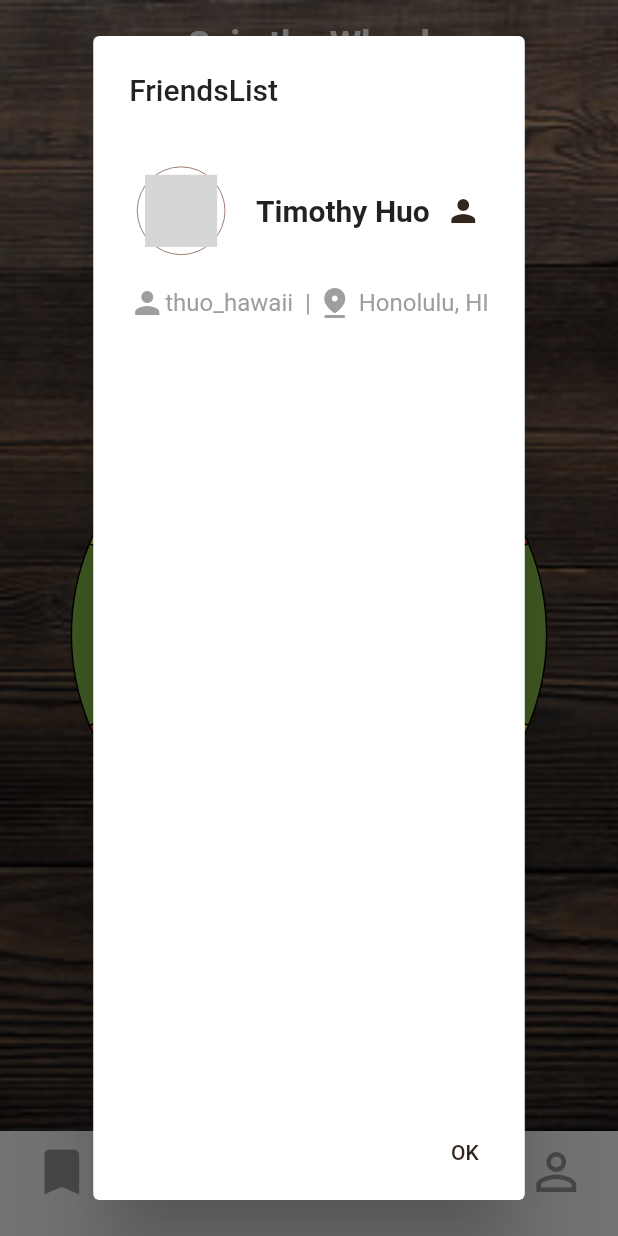
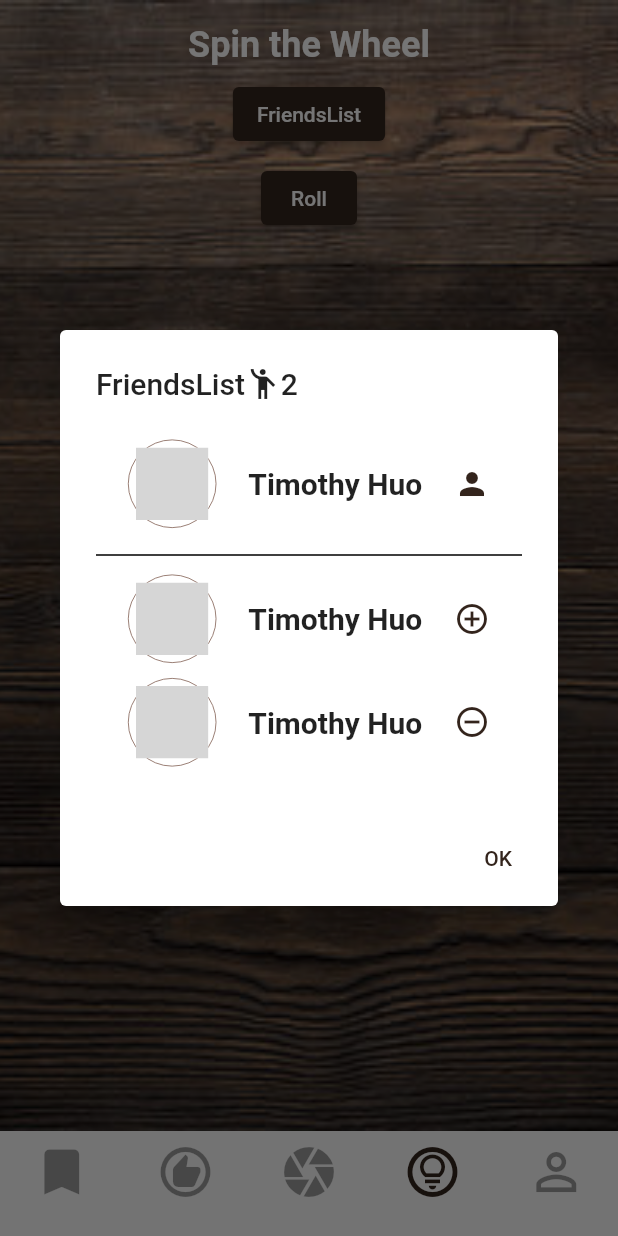
Before and after one commit to TaDish-App/TaDish, a Flutter app: the HomeView screen opened by its route, item 4 of the bottom bar chosen, after a tap on "FriendsList", on a phone screen of 412 x 824 dp. Run offline on Flutter 3.47's test engine with Material 2 defaults, Android fonts, the phone set to English and light mode, and no system bars; drawn by our look-alikes of flutter_fortune_wheel; our stand-ins replace confetti, flutter_hooks, flutter_rating_bar, image_cropper, image_picker; missing offline and left inert: radar_chart; grey boxes are pictures that could not be loaded.

Commit message:
friendslist mockup

```diff
--- a/tadish/lib/pages/home/bodies/surprise_body_view.dart
+++ b/tadish/lib/pages/home/bodies/surprise_body_view.dart
@@ -12,7 +12,6 @@ import 'dart:async';
 class SurpriseBodyView extends HookWidget {
   @override
   Widget build(BuildContext context) {
-    const secondaryTextColor = Colors.grey;
     final items = restaurantDB.getRestaurantNames();
 
     final alternatingColors = [
@@ -56,20 +55,26 @@ class SurpriseBodyView extends HookWidget {
         context: context,
         builder: (BuildContext context) {
           return AlertDialog(
-            title: const Text('FriendsList'),
-            content: const Column(
+            title: const Row(
               children: [
-                SizedBox(
-                  height: 20,
+                Text('FriendsList'),
+                Icon(Icons.emoji_people),
+                Text('2'),
+              ],
             ),
-                Row(
-                  mainAxisAlignment: MainAxisAlignment.spaceAround,
+            content: SingleChildScrollView(
+              child: Container(
+                width: 400,
+                child: const Column(
                   children: [
-                    // Radar Chart for taste prefs
-                    TastePrefsRadarChart(tastePrefsData: [0.9, 0.4, 0.66, 0.95], radius: 40,),
                     SizedBox(
                       height: 5,
                     ),
+                    Row(
+                      mainAxisAlignment: MainAxisAlignment.spaceEvenly,
+                      children: [
+                        // Radar Chart for taste prefs
+                        TastePrefsRadarChart(tastePrefsData: [0.9, 0.4, 0.66, 0.95], radius: 20,),
                         Text(
                           "Timothy Huo",
                           style: TextStyle(
@@ -81,23 +86,57 @@ class SurpriseBodyView extends HookWidget {
                       ],
                     ),
                     SizedBox(
-                  height: 20,
+                      height: 5,
+                    ),
+                    SizedBox(
+                      height: 5,
+                    ),
+                    Divider(
+                      color: Colors.black,
+                      thickness: 1,
+                    ),
+                    SizedBox(
+                      height: 5,
                     ),
                     Row(
-                  mainAxisAlignment: MainAxisAlignment.center,
+                      mainAxisAlignment: MainAxisAlignment.spaceEvenly,
                       children: [
-                    Icon(Icons.person, color: secondaryTextColor),
-                    Text("thuo_hawaii  | ",
-                        style: TextStyle(color: secondaryTextColor)),
-                    Icon(
-                      Icons.pin_drop_rounded,
-                      color: secondaryTextColor,
+                        // Radar Chart for taste prefs
+                        TastePrefsRadarChart(tastePrefsData: [0.9, 0.4, 0.66, 0.95], radius: 20,),
+                        Text(
+                          "Timothy Huo",
+                          style: TextStyle(
+                            fontWeight: FontWeight.bold,
+                            fontSize: 20,
                           ),
-                    Text(" Honolulu, HI",
-                        style: TextStyle(color: secondaryTextColor)),
+                        ),
+                        Icon(Icons.add_circle_outline, color: customPrimaryColor),
                       ],
                     ),
+                    SizedBox(
+                      height: 10,
+                    ),
+                    Row(
+                      mainAxisAlignment: MainAxisAlignment.spaceEvenly,
+                      children: [
+                        // Radar Chart for taste prefs
+                        TastePrefsRadarChart(tastePrefsData: [0.9, 0.4, 0.66, 0.95], radius: 20,),
+                        Text(
+                          "Timothy Huo",
+                          style: TextStyle(
+                            fontWeight: FontWeight.bold,
+                            fontSize: 20,
+                          ),
+                        ),
+                        Icon(Icons.remove_circle_outline, color: customPrimaryColor),
                       ],
+                    ),
+                    SizedBox(
+                      height: 5,
+                    ),
+                  ],
+                )
+              )
             ),
             actions: <Widget>[
               TextButton(
```
Lines whose indentation alone changed are shown as unchanged.
